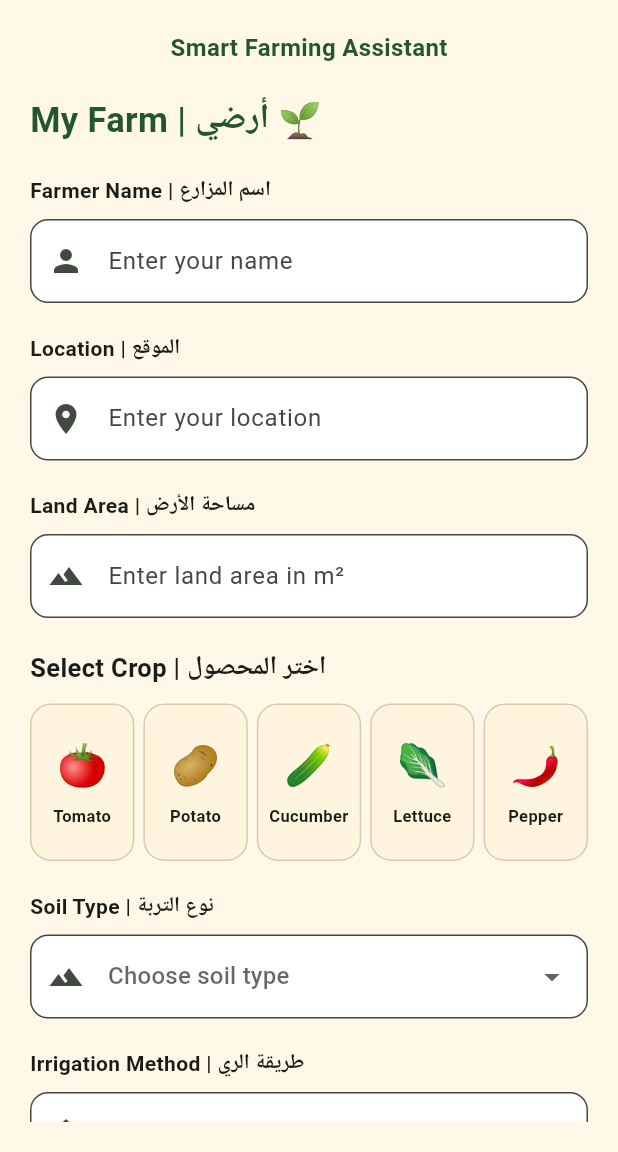
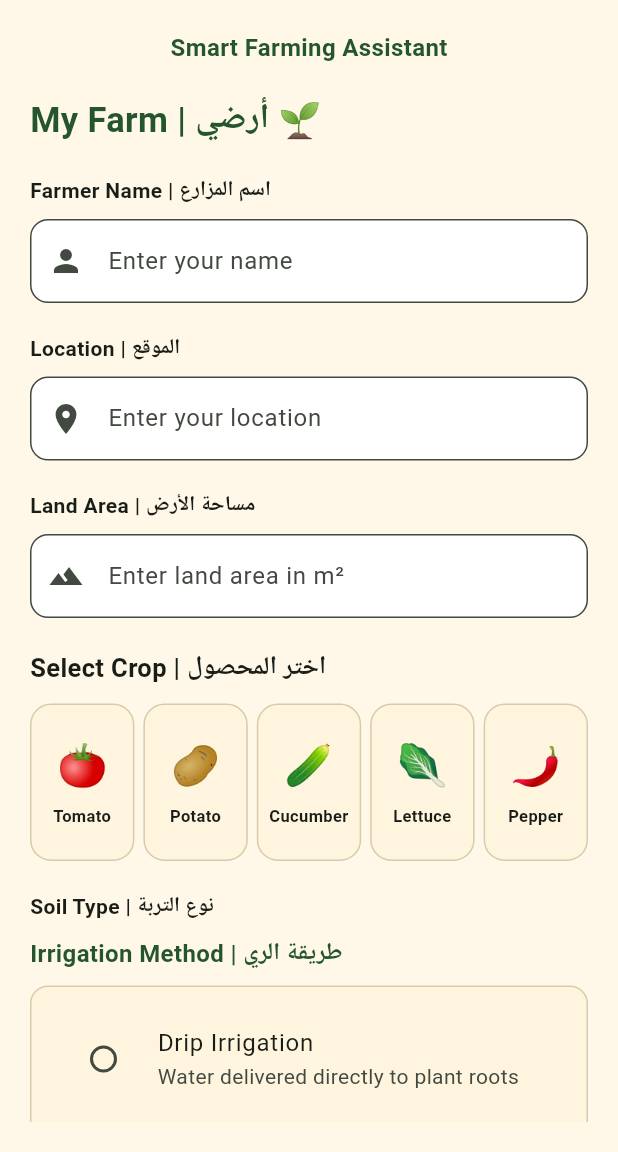
Before and after one commit to 52331045-lang/Zaree-Smart-Farming, a Flutter app: the screen it shows after launch, on a phone screen of 412 x 824 dp, the part 84-1236 px from its top. Run offline on Flutter 3.47's test engine with Material 3 defaults, Android fonts, the phone set to English and light mode, and no system bars.

Commit message:
Replace irrigation dropdown with radio buttons

```diff
--- a/lib/screens/farm_page.dart
+++ b/lib/screens/farm_page.dart
@@ -274,29 +274,61 @@ class _FarmPageState extends State<FarmPage> {
                 ),
                 const SizedBox(height: 8),
 
-                DropdownButtonFormField<String>(
-                  value: selectedSoil,
-                  decoration: InputDecoration(
-                    filled: true,
-                    fillColor: Colors.white,
-                    border: OutlineInputBorder(
+                // Irrigation Method
+                const Text(
+                  'Irrigation Method | طريقة الري',
+                  style: TextStyle(
+                    fontWeight: FontWeight.bold,
+                    fontSize: 16,
+                    color: Color(0xFF24552D),
+                  ),
+                ),
+
+                const SizedBox(height: 10),
+
+                Container(
+                  padding: const EdgeInsets.all(12),
+                  decoration: BoxDecoration(
+                    color: const Color(0xFFFFF5DF),
                     borderRadius: BorderRadius.circular(12),
+                    border: Border.all(color: const Color(0xFFD8CBA8)),
                   ),
-                    prefixIcon: const Icon(Icons.terrain),
+                  child: Column(
+                    children: [
+                      RadioListTile<String>(
+                        value: 'Drip Irrigation',
+                        groupValue: selectedIrrigation,
+                        activeColor: const Color(0xFF2E7137),
+                        title: const Text('Drip Irrigation'),
+                        subtitle: const Text(
+                          'Water delivered directly to plant roots',
                         ),
-                  hint: const Text('Choose soil type'),
-                  items: ['Sandy Soil', 'Clay Soil', 'Loamy Soil'].map((soil) {
-                    return DropdownMenuItem<String>(
-                      value: soil,
-                      child: Text(soil),
-                    );
-                  }).toList(),
                         onChanged: (value) {
                           setState(() {
-                      selectedSoil = value;
+                            selectedIrrigation = value;
                           });
                         },
                       ),
+
+                      const Divider(),
+
+                      RadioListTile<String>(
+                        value: 'Sprinkler Irrigation',
+                        groupValue: selectedIrrigation,
+                        activeColor: const Color(0xFF2E7137),
+                        title: const Text('Sprinkler Irrigation'),
+                        subtitle: const Text('Water sprayed over the crops'),
+                        onChanged: (value) {
+                          setState(() {
+                            selectedIrrigation = value;
+                          });
+                        },
+                      ),
+                    ],
+                  ),
+                ),
+
+                const SizedBox(height: 20),
 
                 const SizedBox(height: 20),
 
```
Lines whose indentation alone changed are shown as unchanged.
